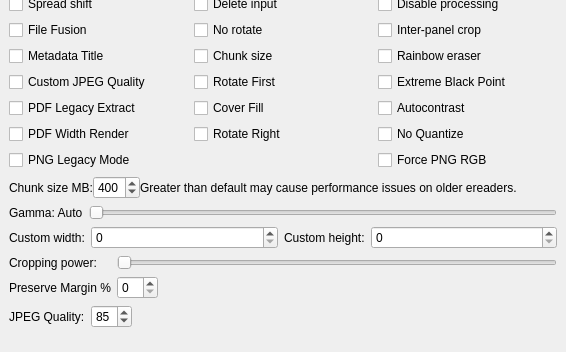
This is gui/KCC.ui in ciromattia/kcc as Qt 5 draws it before an edit; both pictures show x 0 to 566 and y 455 to 807 of the 566 by 807 pixel window. The edited form follows.
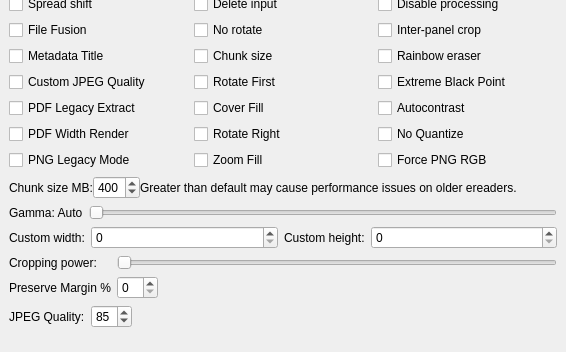
This is the edited form. Icons and pictures are not drawn.

Commit message: add zoom fill option

What changed in the file:
```diff
--- a/gui/KCC.ui
+++ b/gui/KCC.ui
@@ -975,6 +975,13 @@
          </property>
         </widget>
        </item>
+       <item row="11" column="1">
+        <widget class="QCheckBox" name="zoomFillBox">
+         <property name="text">
+          <string>Zoom Fill</string>
+         </property>
+        </widget>
+       </item>
       </layout>
      </widget>
     </item>
```
The commit also changes 4 other files.
